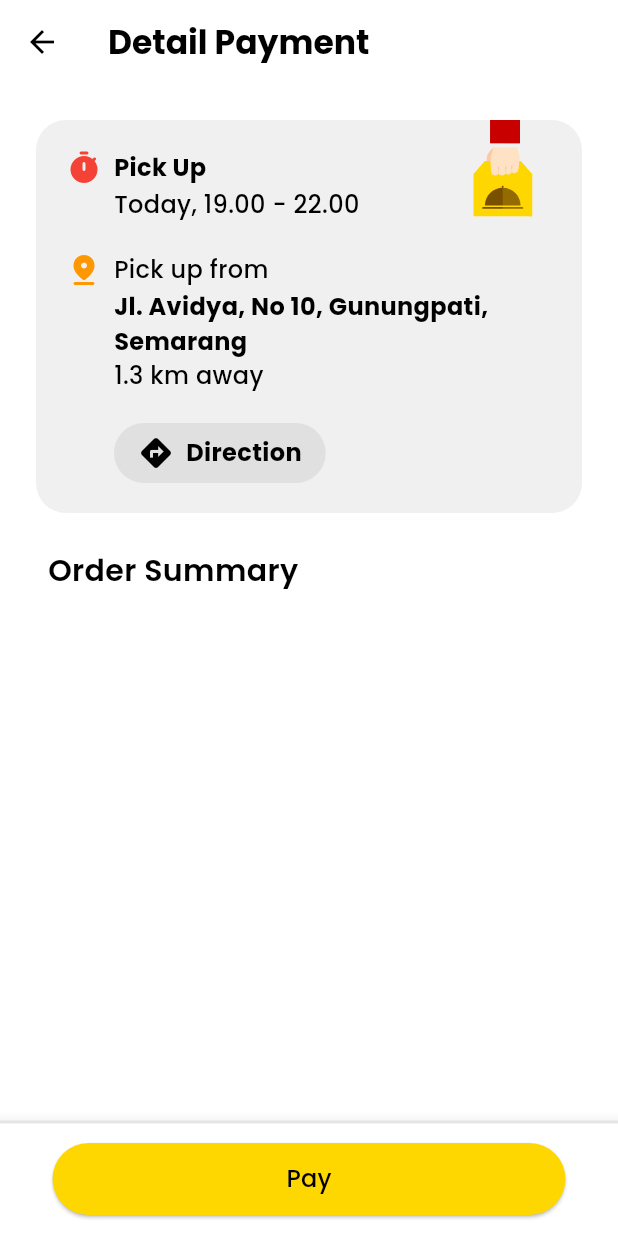
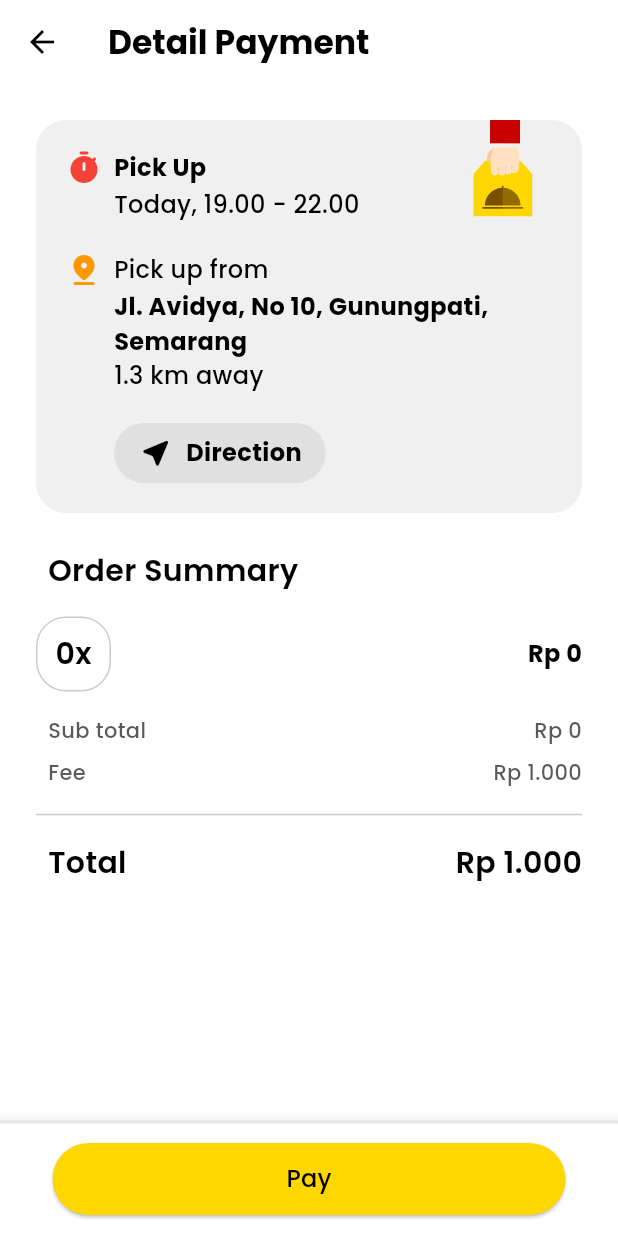
Before and after one commit to naufalzp/takemeals, a Flutter app: the DetailPaymentScreen screen opened directly with empty values, on a phone screen of 412 x 824 dp. Run offline on Flutter 3.47's test engine with Material 3 defaults, Android fonts, the phone set to English and light mode, and no system bars; our stand-ins replace cached_network_image, carousel_slider, flutter_secure_storage, flutter_svg, geocoding, geolocator and 2 more; accounts and stored records are empty.

Commit message:
Update UI Detail Product and Payment

```diff
--- a/takemeals/lib/network/api.dart
+++ b/takemeals/lib/network/api.dart
@@ -5,7 +5,7 @@ import 'package:flutter_secure_storage/flutter_secure_storage.dart';
 class Network {
   // ganti ip sesuai dengan ip komputer
   final Uri _url =
-      Uri.parse('https://f8c1-103-144-170-142.ngrok-free.app/api/v1/');
+      Uri.parse('https://ddfc-103-246-107-2.ngrok-free.app/api/v1/');
 
   String? _token;
 
--- a/takemeals/lib/screens/detail_payment_screen.dart
+++ b/takemeals/lib/screens/detail_payment_screen.dart
@@ -1,5 +1,6 @@
 import 'package:flutter/material.dart';
 import 'package:flutter_svg/flutter_svg.dart';
+import 'package:intl/intl.dart';
 import 'package:takemeals/core/app_export.dart';
 import 'package:takemeals/screens/widgets/food_recommendatio_widget.dart';
 import 'package:takemeals/widgets/custom_elevated_button.dart';
@@ -148,7 +149,7 @@ Semarang''',
                       mainAxisAlignment: MainAxisAlignment.center,
                       children: [
                         Icon(
-                          Icons.directions,
+                          Icons.near_me_rounded,
                           color: Colors.black,
                         ),
                         SizedBox(width: 8),
@@ -185,6 +186,112 @@ Semarang''',
                     'Order Summary',
                     style: CustomTextStyles.titleLargeBlack900,
                   ),
+                ),
+              ),
+              SizedBox(height: 16),
+              Row(
+                children: [
+                  Container(
+                    width: 50,
+                    height: 50,
+                    decoration: BoxDecoration(
+                      borderRadius: BorderRadiusStyle.circleBorder20,
+                      color: Colors.white,
+                      border: Border.all(
+                        color: Colors.black.withOpacity(0.2),
+                        width: 1,
+                      ),
+                    ),
+                    child: Align(
+                      alignment: Alignment.center,
+                      child: Text(
+                        '${quantity}x',
+                        style: CustomTextStyles.titleLargeBlack900,
+                      ),
+                    ),
+                  ),
+                  SizedBox(width: 16),
+                  Text(
+                    product.name,
+                    style: CustomTextStyles.titleMediumBlack900Bold,
+                  ),
+                  Spacer(),
+                  Text(
+                    NumberFormat.currency(
+                      locale: 'id',
+                      symbol: 'Rp ',
+                      decimalDigits: 0,
+                    ).format(product.price * quantity),
+                    style: CustomTextStyles.titleMediumBlack900Bold,
+                  ),
+                ],
+              ),
+              SizedBox(height: 16),
+              Padding(
+                padding: const EdgeInsets.only(left: 8),
+                child: Row(
+                  children: [
+                    Text(
+                      'Sub total',
+                      style: CustomTextStyles.titleSmallOnPrimary,
+                    ),
+                    Spacer(),
+                    Text(
+                      NumberFormat.currency(
+                        locale: 'id',
+                        symbol: 'Rp ',
+                        decimalDigits: 0,
+                      ).format(product.price * quantity),
+                      style: CustomTextStyles.titleSmallOnPrimary,
+                    ),
+                  ],
+                ),
+              ),
+              SizedBox(height: 8),
+              Padding(
+                padding: const EdgeInsets.only(left: 8),
+                child: Row(
+                  children: [
+                    Text(
+                      'Fee',
+                      style: CustomTextStyles.titleSmallOnPrimary,
+                    ),
+                    Spacer(),
+                    Text(
+                      NumberFormat.currency(
+                        locale: 'id',
+                        symbol: 'Rp ',
+                        decimalDigits: 0,
+                      ).format(1000),
+                      style: CustomTextStyles.titleSmallOnPrimary,
+                    ),
+                  ],
+                ),
+              ),
+              SizedBox(height: 16),
+              Divider(
+                color: Colors.black.withOpacity(0.2),
+                thickness: 1,
+              ),
+              SizedBox(height: 16),
+              Padding(
+                padding: const EdgeInsets.only(left: 8),
+                child: Row(
+                  children: [
+                    Text(
+                      'Total',
+                      style: CustomTextStyles.titleLargeBlack900,
+                    ),
+                    Spacer(),
+                    Text(
+                      NumberFormat.currency(
+                        locale: 'id',
+                        symbol: 'Rp ',
+                        decimalDigits: 0,
+                      ).format((product.price * quantity) + 1000),
+                      style: CustomTextStyles.titleLargeBlack900,
+                    ),
+                  ],
                 ),
               ),
             ],
```
Also changed, not shown: 1 other file.
